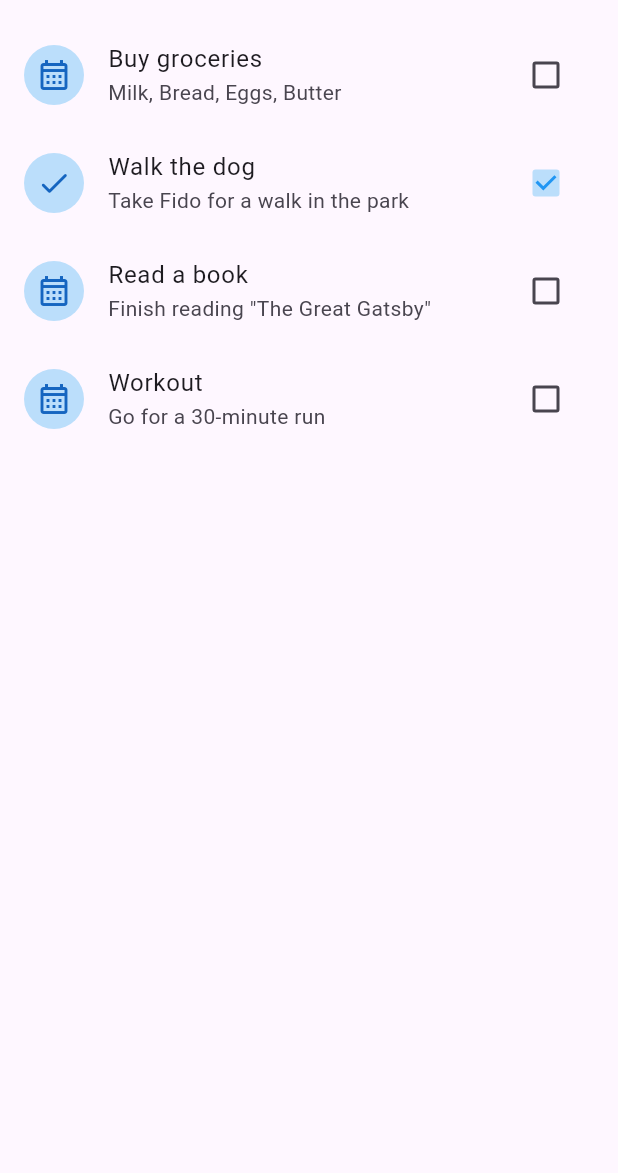
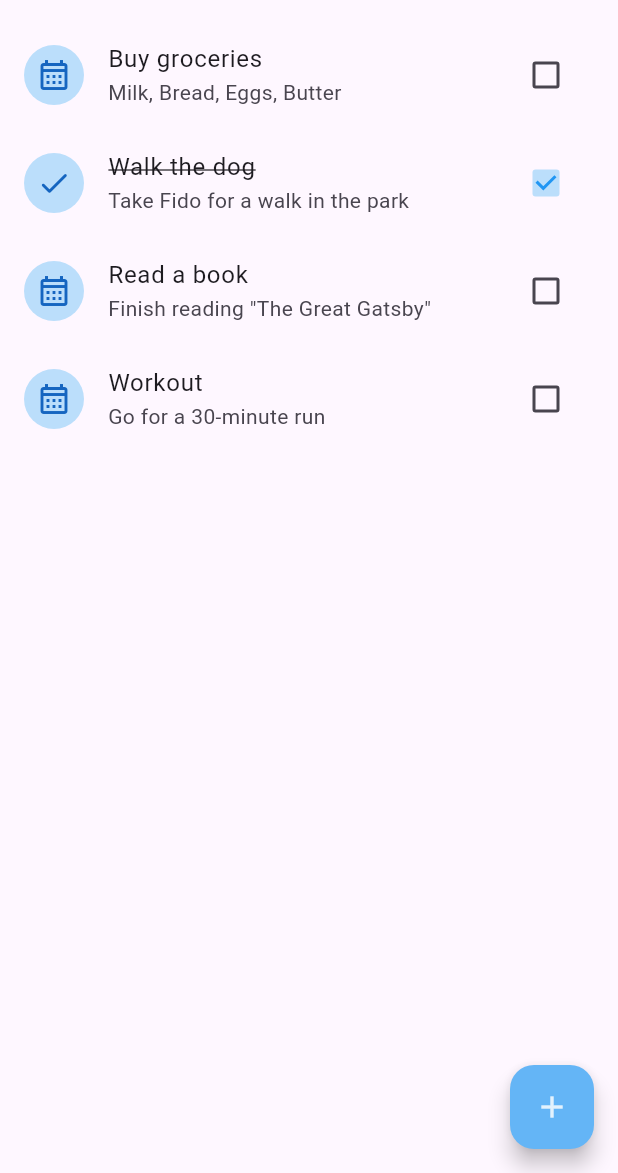
Before and after one commit to jalvarenga-unah/IS513-III-PAC-2025, a Flutter app: the screen it shows after launch, on a phone screen of 412 x 824 dp, the part 63-1236 px from its top. Run offline on Flutter 3.47's test engine with Material 3 defaults, Android fonts, the phone set to English and light mode, and no system bars; our stand-ins replace go_router.

```diff
--- a/intro-flutter/todo_app/lib/main.dart
+++ b/intro-flutter/todo_app/lib/main.dart
@@ -1,4 +1,6 @@
 import 'package:flutter/material.dart';
+import 'package:go_router/go_router.dart';
+import 'package:todo_app/src/views/admin_todo_page.dart';
 import 'package:todo_app/src/views/home_page.dart';
 
 void main() => runApp(const MyApp());
@@ -8,10 +10,37 @@ class MyApp extends StatelessWidget {
 
   @override
   Widget build(BuildContext context) {
-    return MaterialApp(
+    return MaterialApp.router(
+      routerConfig: GoRouter(
+        initialLocation: '/todos',
+        routes: [
+          GoRoute(
+            path: '/todos',
+            name: 'todo-list',
+            builder: (state, context) => HomePage(),
+            routes: [
+              GoRoute(
+                path: '/create', //?   /todos/create
+                name: 'new-todo',
+                builder: (state, context) => AdminTodoPage(),
+              ),
+              GoRoute(
+                path: '/:id', //?   /todos/124
+                name: 'update-todo',
+                builder: (state, context) => AdminTodoPage(),
+              ),
+            ],
+          ),
+        ],
+      ),
       debugShowCheckedModeBanner: false,
       title: 'Todo - App',
-      home: HomePage(), // mi primer widget personalizado
+      // initialRoute: '/',
+      // home: AdminTodoPage(), // mi primer widget personalizado
+      // routes: {
+      //   '/': (context) => HomePage(),
+      //   '/admin-todos': (context) => AdminTodoPage(),
+      // },
     );
   }
 }
--- /dev/null
+++ b/intro-flutter/todo_app/lib/src/views/admin_todo_page.dart
@@ -0,0 +1,21 @@
+import 'package:flutter/material.dart';
+
+class AdminTodoPage extends StatelessWidget {
+  const AdminTodoPage({super.key});
+
+  @override
+  Widget build(BuildContext context) {
+    return Scaffold(
+      appBar: AppBar(title: Text('Creación de una nueva tarea')),
+      body: Column(),
+      floatingActionButton: FloatingActionButton(
+        backgroundColor: Colors.blue[300],
+        onPressed: () {
+          // navegar a otra pantalla
+          Navigator.of(context).pop();
+        },
+        child: Icon(Icons.add, color: Colors.blue[50]),
+      ),
+    );
+  }
+}
--- a/intro-flutter/todo_app/lib/src/views/home_page.dart
+++ b/intro-flutter/todo_app/lib/src/views/home_page.dart
@@ -1,4 +1,5 @@
 import 'package:flutter/material.dart';
+import 'package:go_router/go_router.dart';
 import 'package:todo_app/api/todos.dart';
 import 'package:todo_app/src/widgets/item_list.dart';
 
@@ -7,6 +8,7 @@ class HomePage extends StatelessWidget {
 
   @override
   Widget build(BuildContext context) {
+    print('dibujando home');
     return Scaffold(
       appBar: AppBar(title: const Text('TODO-App')),
       body: ListView.builder(
@@ -15,6 +17,18 @@ class HomePage extends StatelessWidget {
           return ItemList(todo: todoList[index]);
         },
       ),
+
+      floatingActionButton: FloatingActionButton(
+        backgroundColor: Colors.blue[300],
+        onPressed: () {
+          // navegar a otra pantalla (Navigator 1.0)
+          // Navigator.of(context).pushNamed('/admin-todos');
+          // context.go('/home/admin-todos');
+          context.goNamed('new-todo');
+          // context.pushNamed('form');
+        },
+        child: Icon(Icons.add, color: Colors.blue[50]),
+      ),
     );
   }
 }
--- a/intro-flutter/todo_app/lib/src/widgets/item_list.dart
+++ b/intro-flutter/todo_app/lib/src/widgets/item_list.dart
@@ -1,19 +1,31 @@
 import 'package:flutter/material.dart';
 
-class ItemList extends StatelessWidget {
+class ItemList extends StatefulWidget {
   const ItemList({super.key, required this.todo});
 
   final Map<String, dynamic> todo;
 
   @override
+  State<ItemList> createState() => _ItemListState();
+}
+
+class _ItemListState extends State<ItemList> {
+  @override
   Widget build(BuildContext context) {
     return ListTile(
-      title: Text(todo['title']),
-      subtitle: Text(todo['description']),
+      title: Text(
+        widget.todo['title'],
+        style: TextStyle(
+          decoration: widget.todo['completed']
+              ? TextDecoration.lineThrough
+              : TextDecoration.none,
+        ),
+      ),
+      subtitle: Text(widget.todo['description']),
       leading: CircleAvatar(
         backgroundColor: Colors.blue[100],
         child: Icon(
-          todo['completed']
+          widget.todo['completed']
               ? Icons.check_rounded
               : Icons.calendar_month_outlined,
           color: Colors.blue[800],
@@ -22,9 +34,10 @@ class ItemList extends StatelessWidget {
       trailing: Checkbox(
         checkColor: Colors.blue,
         activeColor: Colors.blue[100],
-        value: todo['completed'],
+        value: widget.todo['completed'],
         onChanged: (value) {
-          todo['completed'] = value;
+          setState(() {});
+          widget.todo['completed'] = value;
         },
       ),
     );
--- a/intro-flutter/todo_app/pubspec.yaml
+++ b/intro-flutter/todo_app/pubspec.yaml
@@ -34,6 +34,7 @@ dependencies:
   # The following adds the Cupertino Icons font to your application.
   # Use with the CupertinoIcons class for iOS style icons.
   cupertino_icons: ^1.0.8
+  go_router: 16.2.5
 
 dev_dependencies:
   flutter_test:
```
Also changed, not shown: intro-flutter/todo_app/pubspec.lock.
